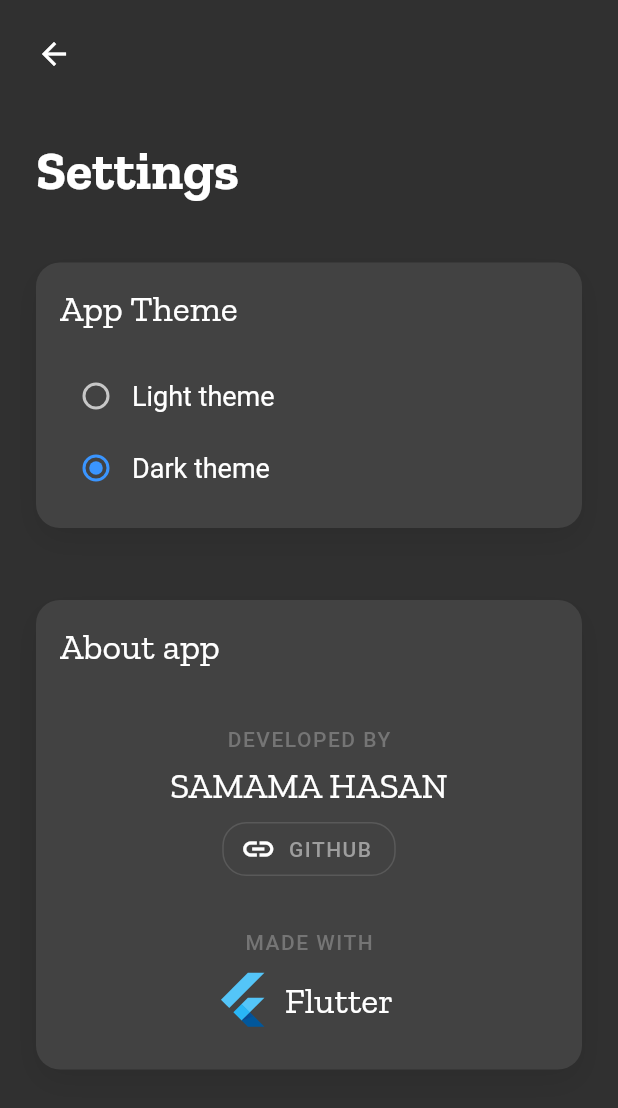
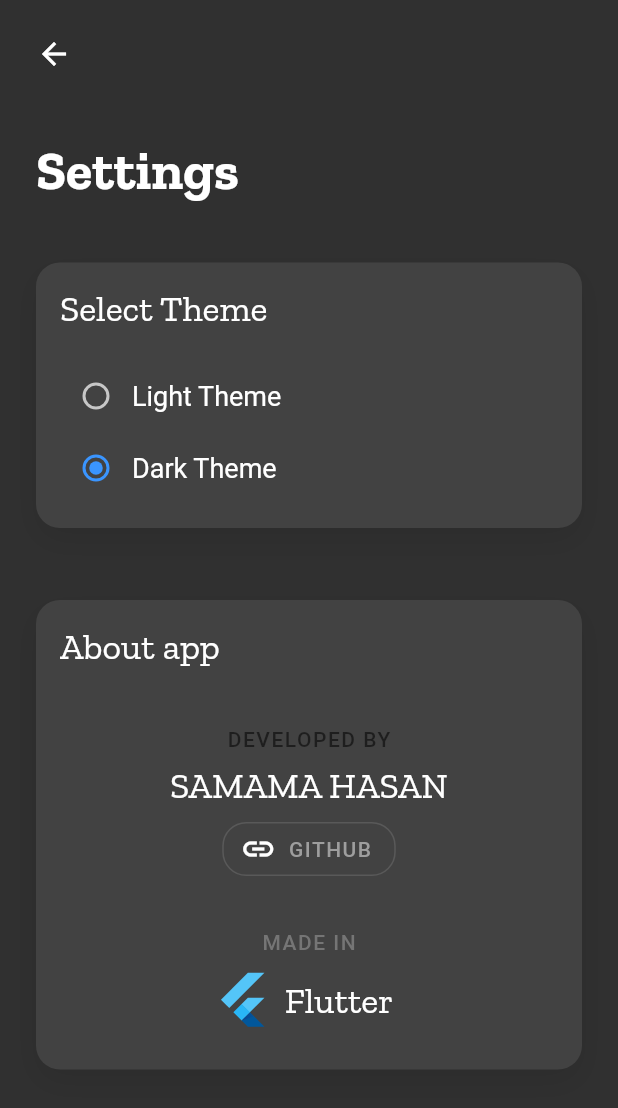
Before and after one commit to smamaHsn/FlutterNotesApp, a Flutter app: the screen it shows after launch, after a tap on the "settings" icon, on a phone screen of 412 x 824 dp. Shown: the top 1108 px of the screen. Run offline on Flutter 3.47's test engine with Material 2 defaults, Android fonts, the phone set to English and light mode, and no system bars; our stand-ins replace outline_material_icons, share, shared_preferences, sqflite; accounts and stored records are empty; project files that could hold a hidden picture were left out.

Commit message:
UI More Improved

```diff
--- a/lib/components/cards.dart
+++ b/lib/components/cards.dart
@@ -29,13 +29,13 @@ class NoteCardComponent extends StatelessWidget {
     Color color = colorList.elementAt(noteData.title.length % colorList.length);
     return Container(
         margin: EdgeInsets.fromLTRB(10, 8, 10, 8),
-        height: 110,
+        height: 150,
         decoration: BoxDecoration(
           borderRadius: BorderRadius.circular(16),
           boxShadow: [buildBoxShadow(color, context)],
         ),
         child: Material(
-          borderRadius: BorderRadius.circular(16),
+          borderRadius: BorderRadius.circular(30),
           clipBehavior: Clip.antiAlias,
           color: Theme.of(context).dialogBackgroundColor,
           child: InkWell(
@@ -123,7 +123,7 @@ class AddNoteCardComponent extends StatelessWidget {
   Widget build(BuildContext context) {
     return Container(
         margin: EdgeInsets.fromLTRB(10, 8, 10, 8),
-        height: 110,
+        height: 150,
         decoration: BoxDecoration(
           border: Border.all(color: Theme.of(context).primaryColor, width: 2),
           borderRadius: BorderRadius.circular(16),
--- a/lib/screens/edit.dart
+++ b/lib/screens/edit.dart
@@ -79,7 +79,7 @@ class _EditNotePageState extends State<EditNotePage> {
                     fontSize: 32,
                     fontWeight: FontWeight.w700),
                 decoration: InputDecoration.collapsed(
-                  hintText: 'Enter a title',
+                  hintText: 'Enter title',
                   hintStyle: TextStyle(
                       color: Colors.grey.shade400,
                       fontSize: 32,
@@ -101,7 +101,7 @@ class _EditNotePageState extends State<EditNotePage> {
                 },
                 style: TextStyle(fontSize: 18, fontWeight: FontWeight.w500),
                 decoration: InputDecoration.collapsed(
-                  hintText: 'Start typing...',
+                  hintText: 'Type Here',
                   hintStyle: TextStyle(
                       color: Colors.grey.shade400,
                       fontSize: 18,
@@ -230,7 +230,7 @@ class _EditNotePageState extends State<EditNotePage> {
                 FlatButton(
                   child: Text('DELETE',
                       style: prefix0.TextStyle(
-                          color: Colors.red.shade300,
+                          color: Colors.red,
                           fontWeight: FontWeight.w500,
                           letterSpacing: 1)),
                   onPressed: () async {
--- a/lib/screens/home.dart
+++ b/lib/screens/home.dart
@@ -56,7 +56,7 @@ class _MyHomePageState extends State<MyHomePage> {
         onPressed: () {
           gotoEditNote();
         },
-        label: Text('Add note'.toUpperCase()),
+        label: Text('Add New'.toUpperCase()),
         icon: Icon(Icons.add),
       ),
       body: GestureDetector(
@@ -167,7 +167,7 @@ class _MyHomePageState extends State<MyHomePage> {
                           TextStyle(fontSize: 18, fontWeight: FontWeight.w500),
                       textInputAction: TextInputAction.search,
                       decoration: InputDecoration.collapsed(
-                        hintText: 'Search',
+                        hintText: 'Search Here',
                         hintStyle: TextStyle(
                             color: Colors.grey.shade300,
                             fontSize: 18,
--- a/lib/screens/settings.dart
+++ b/lib/screens/settings.dart
@@ -54,7 +54,7 @@ class _SettingsPageState extends State<SettingsPage> {
               buildCardWidget(Column(
                 crossAxisAlignment: CrossAxisAlignment.start,
                 children: <Widget>[
-                  Text('App Theme',
+                  Text('Select Theme',
                       style: TextStyle(fontFamily: 'ZillaSlab', fontSize: 24)),
                   Container(
                     height: 20,
@@ -67,7 +67,7 @@ class _SettingsPageState extends State<SettingsPage> {
                         onChanged: handleThemeSelection,
                       ),
                       Text(
-                        'Light theme',
+                        'Light Theme',
                         style: TextStyle(fontSize: 18),
                       )
                     ],
@@ -80,7 +80,7 @@ class _SettingsPageState extends State<SettingsPage> {
                         onChanged: handleThemeSelection,
                       ),
                       Text(
-                        'Dark theme',
+                        'Dark Theme',
                         style: TextStyle(fontSize: 18),
                       )
                     ],
@@ -101,7 +101,7 @@ class _SettingsPageState extends State<SettingsPage> {
                   Center(
                     child: Text('Developed by'.toUpperCase(),
                         style: TextStyle(
-                            color: Colors.grey.shade600,
+                            color: Colors.black54,
                             fontWeight: FontWeight.w500,
                             letterSpacing: 1)),
                   ),
@@ -131,7 +131,7 @@ class _SettingsPageState extends State<SettingsPage> {
                     height: 30,
                   ),
                   Center(
-                    child: Text('Made With'.toUpperCase(),
+                    child: Text('Made In'.toUpperCase(),
                         style: TextStyle(
                             color: Colors.grey.shade600,
                             fontWeight: FontWeight.w500,
--- a/lib/screens/view.dart
+++ b/lib/screens/view.dart
@@ -175,12 +175,12 @@ class _ViewNotePageState extends State<ViewNotePage> {
             shape:
                 RoundedRectangleBorder(borderRadius: BorderRadius.circular(8)),
             title: Text('Delete Note'),
-            content: Text('This note will be deleted permanently'),
+
             actions: <Widget>[
               FlatButton(
                 child: Text('DELETE',
                     style: TextStyle(
-                        color: Colors.red.shade300,
+                        color: Colors.red,
                         fontWeight: FontWeight.w500,
                         letterSpacing: 1)),
                 onPressed: () async {
@@ -194,7 +194,7 @@ class _ViewNotePageState extends State<ViewNotePage> {
               FlatButton(
                 child: Text('CANCEL',
                     style: TextStyle(
-                        color: Theme.of(context).primaryColor,
+                        color: Colors.green,
                         fontWeight: FontWeight.w500,
                         letterSpacing: 1)),
                 onPressed: () {
```
